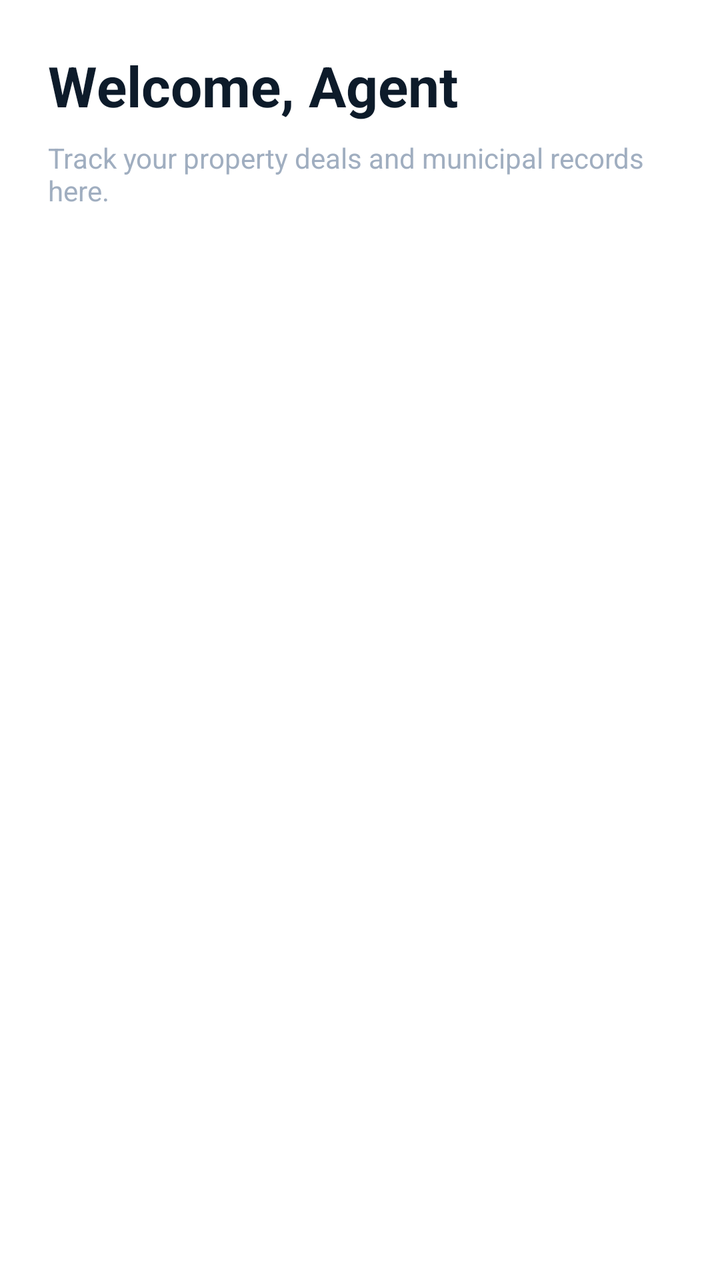
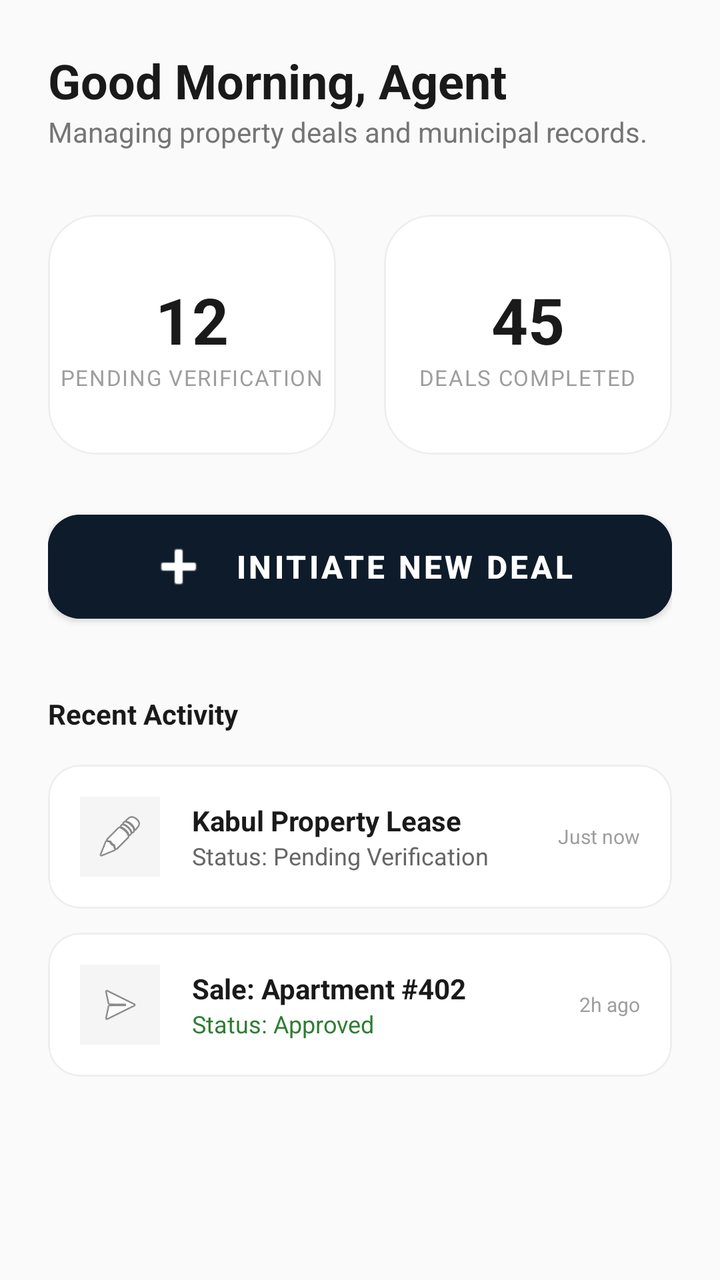

An Android layout rendered at two revisions. The XML below is the earlier revision; the diff shows what the commit changed to produce the second picture.
<!-- AndroidManifest.xml: application theme Theme.Salesagentapp -->
<!-- res/layout/fragment_home.xml -->
<?xml version="1.0" encoding="utf-8"?>
<LinearLayout xmlns:android="http://schemas.android.com/apk/res/android"
    android:layout_width="match_parent"
    android:layout_height="match_parent"
    android:orientation="vertical"
    android:padding="24dp"
    android:background="@color/white">

    <TextView
        android:layout_width="wrap_content"
        android:layout_height="wrap_content"
        android:text="Welcome, Agent"
        android:textSize="28sp"
        android:textStyle="bold"
        android:textColor="@color/sapphire_dark" />

    <TextView
        android:layout_width="wrap_content"
        android:layout_height="wrap_content"
        android:text="Track your property deals and municipal records here."
        android:layout_marginTop="8dp"
        android:textColor="@color/light_gray" />

</LinearLayout>
<!-- resources referenced by this layout -->
<resources>
  <color name="light_gray">#a0aec0</color>
  <color name="sapphire_dark">#0d1b2a</color>
  <color name="white">#ffffff</color>
  <style name="Theme.Salesagentapp" parent="Theme.MaterialComponents.DayNight.NoActionBar">
          <item name="colorPrimary">@color/sapphire_dark</item>
          <item name="colorSecondary">@color/teal_accent</item>
          <item name="android:windowBackground">@color/white</item>
      </style>
  <color name="teal_accent">#319795</color>
</resources>

<!-- the commit's change to res/layout/fragment_home.xml (unified diff, before → after) -->
@@ -1,24 +1,182 @@
 <?xml version="1.0" encoding="utf-8"?>
-<LinearLayout xmlns:android="http://schemas.android.com/apk/res/android"
+<ScrollView xmlns:android="http://schemas.android.com/apk/res/android"
+    xmlns:app="http://schemas.android.com/apk/res-auto"
     android:layout_width="match_parent"
     android:layout_height="match_parent"
-    android:orientation="vertical"
-    android:padding="24dp"
-    android:background="@color/white">
+    android:background="#FAFAFA"
+    android:fillViewport="true">
 
-    <TextView
-        android:layout_width="wrap_content"
+    <LinearLayout
+        android:layout_width="match_parent"
         android:layout_height="wrap_content"
-        android:text="Welcome, Agent"
-        android:textSize="28sp"
-        android:textStyle="bold"
-        android:textColor="@color/sapphire_dark" />
+        android:orientation="vertical"
+        android:padding="24dp">
 
-    <TextView
-        android:layout_width="wrap_content"
-        android:layout_height="wrap_content"
-        android:text="Track your property deals and municipal records here."
-        android:layout_marginTop="8dp"
-        android:textColor="@color/light_gray" />
+        
+        <TextView
+            android:layout_width="wrap_content"
+            android:layout_height="wrap_content"
+            android:text="Good Morning, Agent"
+            android:textSize="24sp"
+            android:textStyle="bold"
+            android:textColor="#1A1A1A" />
 
-</LinearLayout>
+        <TextView
+            android:layout_width="wrap_content"
+            android:layout_height="wrap_content"
+            android:text="Managing property deals and municipal records."
+            android:layout_marginBottom="32dp"
+            android:textColor="#757575" />
+
+        
+        <LinearLayout
+            android:layout_width="match_parent"
+            android:layout_height="wrap_content"
+            android:orientation="horizontal"
+            android:layout_marginBottom="24dp">
+
+            <com.google.android.material.card.MaterialCardView
+                android:layout_width="0dp"
+                android:layout_height="120dp"
+                android:layout_weight="1"
+                android:layout_marginEnd="12dp"
+                app:cardCornerRadius="24dp"
+                app:cardElevation="0dp"
+                app:strokeWidth="1dp"
+                app:strokeColor="#EEEEEE"
+                app:cardBackgroundColor="#FFFFFF">
+                <LinearLayout android:layout_width="match_parent" android:layout_height="match_parent" android:gravity="center" android:orientation="vertical">
+                    <TextView android:layout_width="wrap_content" android:layout_height="wrap_content" android:text="12" android:textSize="32sp" android:textStyle="bold" android:textColor="#1A1A1A"/>
+                    <TextView android:layout_width="wrap_content" android:layout_height="wrap_content" android:text="Pending Verification" android:textSize="11sp" android:textAllCaps="true" android:letterSpacing="0.05" android:textColor="#9E9E9E"/>
+                </LinearLayout>
+            </com.google.android.material.card.MaterialCardView>
+
+            <com.google.android.material.card.MaterialCardView
+                android:layout_width="0dp"
+                android:layout_height="120dp"
+                android:layout_weight="1"
+                android:layout_marginStart="12dp"
+                app:cardCornerRadius="24dp"
+                app:cardElevation="0dp"
+                app:strokeWidth="1dp"
+                app:strokeColor="#EEEEEE"
+                app:cardBackgroundColor="#FFFFFF">
+                <LinearLayout android:layout_width="match_parent" android:layout_height="match_parent" android:gravity="center" android:orientation="vertical">
+                    <TextView android:layout_width="wrap_content" android:layout_height="wrap_content" android:text="45" android:textSize="32sp" android:textStyle="bold" android:textColor="#1A1A1A"/>
+                    <TextView android:layout_width="wrap_content" android:layout_height="wrap_content" android:text="Deals Completed" android:textSize="11sp" android:textAllCaps="true" android:letterSpacing="0.05" android:textColor="#9E9E9E"/>
+                </LinearLayout>
+            </com.google.android.material.card.MaterialCardView>
+        </LinearLayout>
+
+        
+        <com.google.android.material.button.MaterialButton
+            android:id="@+id/btnNewDeal"
+            android:layout_width="match_parent"
+            android:layout_height="64dp"
+            android:text="Initiate New Deal"
+            android:textSize="16sp"
+            android:textStyle="bold"
+            app:cornerRadius="16dp"
+            android:backgroundTint="#0d1b2a"
+            app:icon="@android:drawable/ic_input_add"
+            app:iconGravity="textStart"
+            app:iconPadding="12dp" />
+
+        
+        <TextView
+            android:layout_width="wrap_content"
+            android:layout_height="wrap_content"
+            android:text="Recent Activity"
+            android:textStyle="bold"
+            android:layout_marginTop="32dp"
+            android:layout_marginBottom="16dp"
+            android:textColor="#1A1A1A"/>
+
+        
+        <com.google.android.material.card.MaterialCardView
+            android:layout_width="match_parent"
+            android:layout_height="wrap_content"
+            app:cardCornerRadius="16dp"
+            app:cardElevation="0dp"
+            app:strokeWidth="1dp"
+            app:strokeColor="#EEEEEE"
+            android:layout_marginBottom="12dp">
+
+            <LinearLayout
+                android:layout_width="match_parent"
+                android:layout_height="wrap_content"
+                android:padding="16dp"
+                android:gravity="center_vertical"
+                android:orientation="horizontal">
+
+                <ImageView
+                    android:layout_width="40dp"
+                    android:layout_height="40dp"
+                    android:src="@android:drawable/ic_menu_edit"
+                    android:padding="8dp"
+                    android:background="#F5F5F5" />
+
+                <LinearLayout
+                    android:layout_width="0dp"
+                    android:layout_height="wrap_content"
+                    android:layout_weight="1"
+                    android:layout_marginStart="16dp"
+                    android:orientation="vertical">
+                    <TextView android:layout_width="wrap_content" android:layout_height="wrap_content" android:text="Kabul Property Lease" android:textStyle="bold" android:textColor="#1A1A1A"/>
+                    <TextView android:layout_width="wrap_content" android:layout_height="wrap_content" android:text="Status: Pending Verification" android:textSize="12sp" android:textColor="#666666"/>
+                </LinearLayout>
+
+                <TextView
+                    android:layout_width="wrap_content"
+                    android:layout_height="wrap_content"
+                    android:text="Just now"
+                    android:textSize="10sp"
+                    android:textColor="#9E9E9E"/>
+            </LinearLayout>
+        </com.google.android.material.card.MaterialCardView>
+
+        
+        <com.google.android.material.card.MaterialCardView
+            android:layout_width="match_parent"
+            android:layout_height="wrap_content"
+            app:cardCornerRadius="16dp"
+            app:cardElevation="0dp"
+            app:strokeWidth="1dp"
+            app:strokeColor="#EEEEEE"
+            android:layout_marginBottom="12dp">
+
+            <LinearLayout
+                android:layout_width="match_parent"
+                android:layout_height="wrap_content"
+                android:padding="16dp"
+                android:gravity="center_vertical"
+                android:orientation="horizontal">
+
+                <ImageView
+                    android:layout_width="40dp"
+                    android:layout_height="40dp"
+                    android:src="@android:drawable/ic_menu_send"
+                    android:padding="8dp"
+                    android:background="#F5F5F5" />
+
+                <LinearLayout
+                    android:layout_width="0dp"
+                    android:layout_height="wrap_content"
+                    android:layout_weight="1"
+                    android:layout_marginStart="16dp"
+                    android:orientation="vertical">
+                    <TextView android:layout_width="wrap_content" android:layout_height="wrap_content" android:text="Sale: Apartment #402" android:textStyle="bold" android:textColor="#1A1A1A"/>
+                    <TextView android:layout_width="wrap_content" android:layout_height="wrap_content" android:text="Status: Approved" android:textSize="12sp" android:textColor="#2E7D32"/>
+                </LinearLayout>
+
+                <TextView
+                    android:layout_width="wrap_content"
+                    android:layout_height="wrap_content"
+                    android:text="2h ago"
+                    android:textSize="10sp"
+                    android:textColor="#9E9E9E"/>
+            </LinearLayout>
+        </com.google.android.material.card.MaterialCardView>
+
+    </LinearLayout>
+</ScrollView>
<!-- resource entries referenced after the edit -->
@@ -1,6 +1,5 @@
 <!-- resources referenced by this layout -->
 <resources>
-  <color name="light_gray">#a0aec0</color>
   <color name="sapphire_dark">#0d1b2a</color>
   <color name="white">#ffffff</color>
   <style name="Theme.Salesagentapp" parent="Theme.MaterialComponents.DayNight.NoActionBar">
